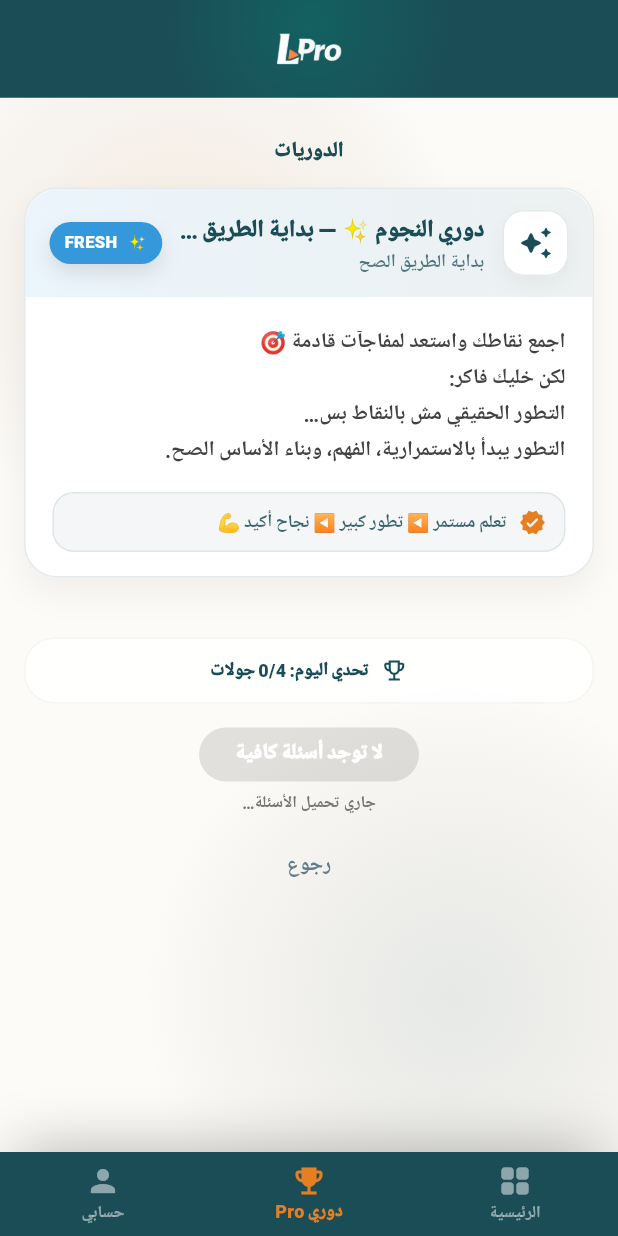
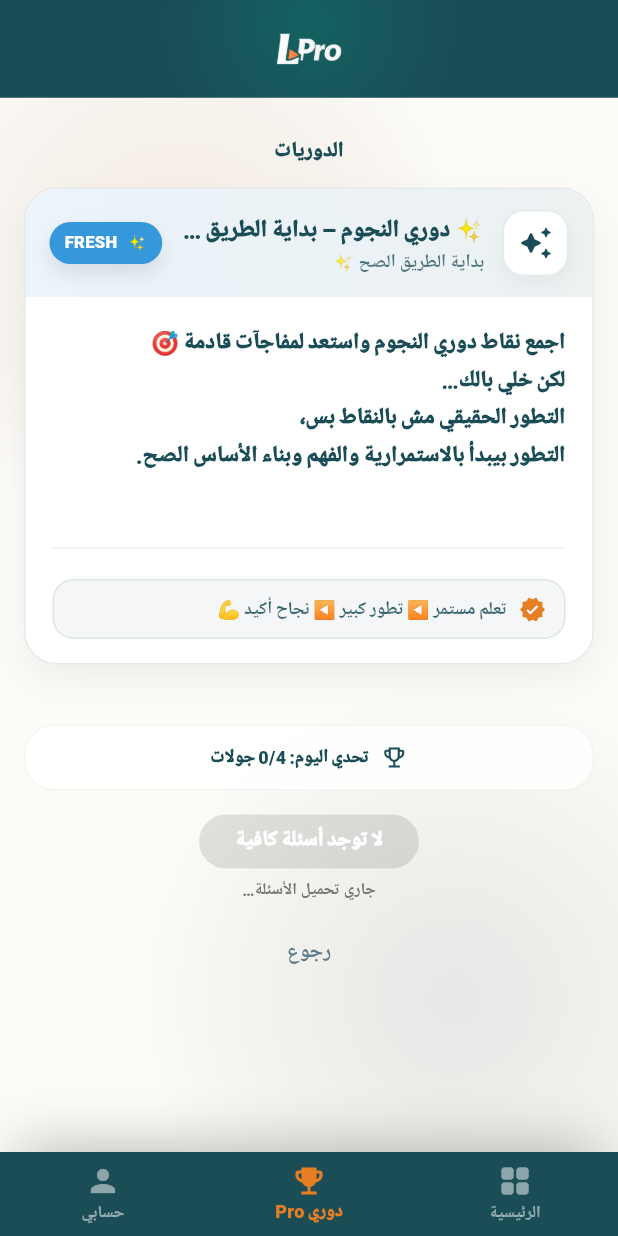
Before and after one commit to georgere258-lang/lpro2_quiz, a Flutter app: the QuizScreen screen opened directly, on a phone screen of 412 x 824 dp. Run offline on Flutter 3.47's test engine with Material 3 defaults, Android fonts, the phone set to English and light mode, and no system bars; our stand-ins replace audioplayers, cached_network_image, cloud_firestore, firebase_auth, firebase_core, firebase_messaging and 8 more; accounts and stored records are empty; Roboto replaces fonts that are missing (Cairo).

Commit message:
revert: undo scope violations (keep only bulk import safety)

```diff
--- a/lib/presentation/home/widgets/section_identity_card.dart
+++ b/lib/presentation/home/widgets/section_identity_card.dart
@@ -44,20 +44,15 @@ class SectionIdentityCard extends StatelessWidget {
   }
 
   String get _headline {
-    if (_isStars) return "اجمع نقاطك واستعد لمفاجآت قادمة 🎯\nلكن خليك فاكر:\nالتطور الحقيقي مش بالنقاط بس…\nالتطور يبدأ بالاستمرارية، الفهم، وبناء الأساس الصح.";
-    if (_isPro) return "اجمع نقاطك بقوة واستنى مفاجآت قادمة 🚀\nإنت مش جديد على السوق.\nإنت محترف… والمعلومة هي ثروتك الحقيقية.\nالاحتراف مش إنك تعرف معلومة،\nالاحتراف إن خيوط المعلومة كلها تكون في إيدك.";
+    if (_isStars) return "اجمع نقاط دوري النجوم واستعد لمفاجآت قادمة 🎯\nلكن خلي بالك…\nالتطور الحقيقي مش بالنقاط بس،\nالتطور بيبدأ بالاستمرارية والفهم وبناء الأساس الصح.";
+    if (_isPro) return "اجمع نقاطك بقوة… واستنى مفاجآت قادمة 🚀\nإنت هنا مش جديد على السوق،\nإنت محترف، والمعلومة هي ثروتك الحقيقية.";
     return "خُد خطوة ثابتة… وكمّل صح.";
   }
 
   String get _subLine {
-    if (_isStars) return "بداية الطريق الصح";
-    if (_isPro) return "مستوى Pro";
+    if (_isStars) return "بداية الطريق الصح ✨";
+    if (_isPro) return "مستوى Pro 🔥";
     return "تعلم • تطور • نجاح";
-  }
-
-  String get _structuredLine {
-    if (_isPro) return "سوق • عميل • توقيت • قرار";
-    return "";
   }
 
   String get _footerLine {
@@ -167,46 +162,84 @@ class SectionIdentityCard extends StatelessWidget {
               child: Column(
                 crossAxisAlignment: CrossAxisAlignment.start,
                 children: [
-                  // Headline (Core message)
+                  // Headline (روح الدوري)
                   Text(
                     _headline,
                     style: GoogleFonts.cairo(
-                      fontSize: 14,
-                      height: 1.7,
+                      fontSize: 15,
+                      height: 1.6,
+                      fontWeight: FontWeight.w900,
+                      color: AppColors.primaryDeepTeal,
+                    ),
+                  ),
+                  const SizedBox(height: 10),
+
+                  // Description (من النداء اللي بيجي من برا)
+                  Text(
+                    description,
+                    style: GoogleFonts.cairo(
+                      fontSize: 13,
+                      height: 1.75,
                       fontWeight: FontWeight.w700,
-                      color: Colors.grey[800],
+                      color: Colors.black87,
                     ),
                   ),
 
-                  // Structured line (Pro only)
-                  if (_structuredLine.isNotEmpty) ...[
-                    const SizedBox(height: 14),
-                    Container(
-                      padding: const EdgeInsets.symmetric(horizontal: 14, vertical: 10),
-                      decoration: BoxDecoration(
-                        color: _badgeColor.withValues(alpha: 0.08),
-                        borderRadius: BorderRadius.circular(10),
-                      ),
+                  const SizedBox(height: 16),
+
+                  // Divider خفيف
+                  Container(
+                    height: 1,
+                    width: double.infinity,
+                    color: AppColors.primaryDeepTeal.withValues(alpha: 0.08),
+                  ),
+
+                  const SizedBox(height: 14),
+
+                  // Benefits
+                  ...benefits.map(
+                    (benefit) => Padding(
+                      padding: const EdgeInsets.only(bottom: 10),
                       child: Row(
-                        mainAxisAlignment: MainAxisAlignment.center,
+                        crossAxisAlignment: CrossAxisAlignment.start,
                         children: [
-                          Text(
-                            _structuredLine,
-                            style: GoogleFonts.cairo(
-                              fontSize: 13,
-                              fontWeight: FontWeight.w900,
-                              color: AppColors.primaryDeepTeal,
-                              letterSpacing: 1.0,
+                          Container(
+                            margin: const EdgeInsets.only(top: 3),
+                            width: 22,
+                            height: 22,
+                            decoration: BoxDecoration(
+                              color: _badgeColor.withValues(alpha: 0.12),
+                              borderRadius: BorderRadius.circular(8),
+                              border: Border.all(
+                                color: _badgeColor.withValues(alpha: 0.25),
+                              ),
+                            ),
+                            child: Icon(
+                              Icons.stars_rounded,
+                              size: 14,
+                              color: _badgeColor,
+                            ),
+                          ),
+                          const SizedBox(width: 10),
+                          Expanded(
+                            child: Text(
+                              benefit,
+                              style: GoogleFonts.cairo(
+                                fontSize: 13,
+                                height: 1.6,
+                                color: Colors.grey[800],
+                                fontWeight: FontWeight.w700,
+                              ),
                             ),
                           ),
                         ],
                       ),
                     ),
-                  ],
+                  ),
 
-                  const SizedBox(height: 16),
+                  const SizedBox(height: 6),
 
-                  // Footer motivational line
+                  // Accent line
                   Container(
                     padding: const EdgeInsets.symmetric(
                         horizontal: 12, vertical: 10),
--- a/lib/presentation/screens/quiz_screen.dart
+++ b/lib/presentation/screens/quiz_screen.dart
@@ -977,9 +977,11 @@ class _QuizScreenState extends State<QuizScreen> with TickerProviderStateMixin {
                           ? Icons.auto_awesome_rounded
                           : Icons.workspace_premium,
                       title: _isStars
-                          ? "دوري النجوم ✨ — بداية الطريق الصح"
-                          : "دوري المحترفين 🔥 — مستوى Pro",
-                      description: "",
+                          ? "✨ دوري النجوم – بداية الطريق الصح"
+                          : "🔥 دوري المحترفين – مستوى Pro",
+                      description: _isStars
+                          ? ""
+                          : "الاحتراف مش إنك تعرف معلومة واحدة،\nالاحتراف إن كل خيوط المعلومة تبقى في إيدك\n– سوق، عميل، توقيت، قرار.",
                       benefits: const [],
                     ),
                     const SizedBox(height: 20),
--- a/pubspec.yaml
+++ b/pubspec.yaml
@@ -21,9 +21,6 @@ dependencies:
 
   # --- مكتبة التخزين المحلي (تمت إضافتها لحل مشكلة كسر التشغيل) ---
   shared_preferences: ^2.2.2
-
-  # --- Crypto for deterministic hashing (bulk import deduplication) ---
-  crypto: ^3.0.3
 
   # الخطوط وتنسيق النصوص
   google_fonts: ^6.2.1
```
Also changed, not shown: pubspec.lock.
